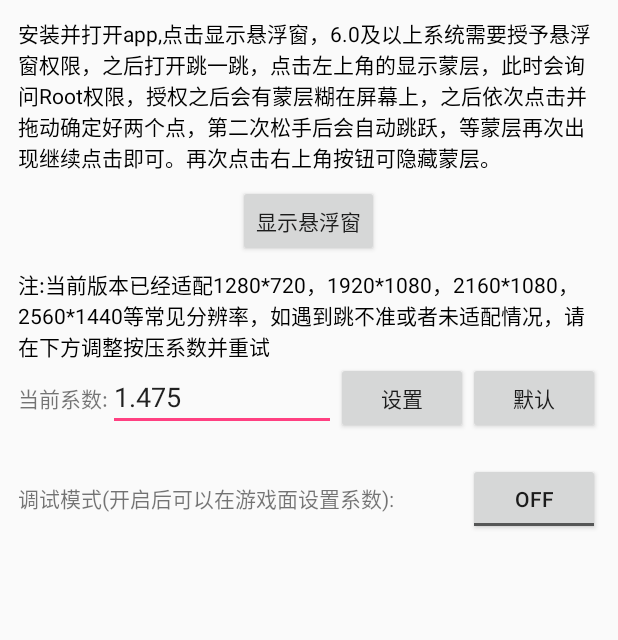
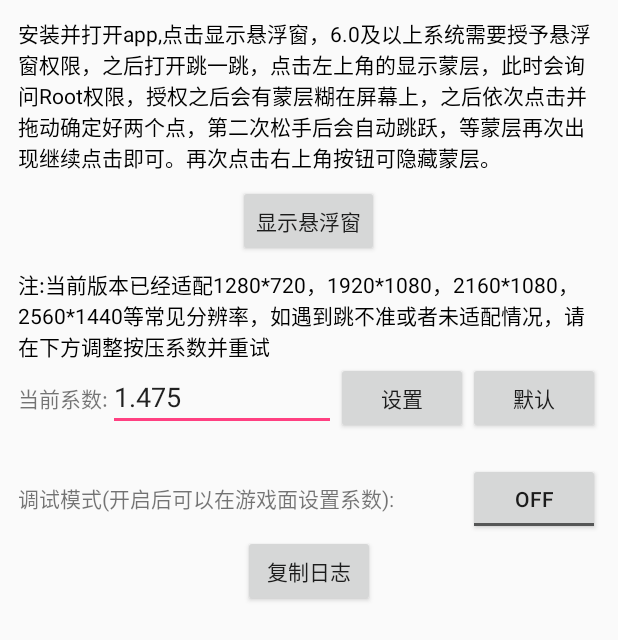
Before and after one commit to ahjsrhj/WechatJump, an Android app: the screen it shows after launch (MainActivity), on a phone screen of 412 x 824 dp. Shown: the top 640 px of the screen. Run offline under Robolectric (Android 15) with nearby library versions, the phone set to English and light mode, and no system bars; libraries missing offline, so code that uses them is left out: com.elvishew.xlog; 2 statements that could not run were skipped.

Commit message:
添加debug相关

```diff
--- a/app/build.gradle
+++ b/app/build.gradle
@@ -56,4 +56,5 @@ dependencies {
     implementation fileTree(dir: 'libs', include: ['*.jar'])
     implementation"org.jetbrains.kotlin:kotlin-stdlib-jre7:$kotlin_version"
     implementation 'com.android.support:appcompat-v7:26.1.0'
+    implementation 'com.elvishew:xlog:1.4.0'
 }
--- a/app/src/main/AndroidManifest.xml
+++ b/app/src/main/AndroidManifest.xml
@@ -5,6 +5,7 @@
     <uses-permission android:name="android.permission.SYSTEM_ALERT_WINDOW" />
 
     <application
+        android:name=".App"
         android:allowBackup="true"
         android:icon="@mipmap/ic_launcher"
         android:label="@string/app_name"
--- a/app/src/main/java/cn/imrhj/wechatjump/App.kt
+++ b/app/src/main/java/cn/imrhj/wechatjump/App.kt
@@ -1,7 +1,27 @@
 package cn.imrhj.wechatjump
+
+import android.app.Application
+import android.util.Log
+import com.elvishew.xlog.LogLevel
+import com.elvishew.xlog.XLog
+import com.elvishew.xlog.printer.AndroidPrinter
+import com.elvishew.xlog.printer.file.FilePrinter
+import java.io.File
 
 /**
  * Created by rhj on 07/01/2018.
  */
-class App {
+class App : Application() {
+
+    override fun onCreate() {
+        super.onCreate()
+        init()
+    }
+
+    private fun init() {
+        val path = File(cacheDir, "log").absolutePath
+        Log.d(Thread.currentThread().name, "class = App rhjlog init: path" + path)
+        val printer = FilePrinter.Builder(path).build()
+        XLog.init(if (BuildConfig.DEBUG) LogLevel.ALL else LogLevel.NONE, printer, AndroidPrinter())
+    }
 }
--- a/app/src/main/java/cn/imrhj/wechatjump/FullScreenView.kt
+++ b/app/src/main/java/cn/imrhj/wechatjump/FullScreenView.kt
@@ -13,6 +13,7 @@ import cn.imrhj.wechatjump.config.Config1280x720
 import cn.imrhj.wechatjump.config.Config1920x1080
 import cn.imrhj.wechatjump.config.Config2160x1080
 import cn.imrhj.wechatjump.config.Config2560x1440
+import com.elvishew.xlog.XLog
 
 /**
  * Created by rhj on 03/01/2018.
@@ -107,7 +108,7 @@ class FullScreenView(context: Context?, height: Int) : RelativeLayout(context) {
         }
 
         mDebugView = View.inflate(context, R.layout.view_debug, null)
-        mCoefficientView = mDebugView.findViewById<TextView>(R.id.tv_coefficient)
+        mCoefficientView = mDebugView.findViewById(R.id.tv_coefficient)
         mCoefficientView.text = mPressCoefficient.toString()
         val upButton = mDebugView.findViewById<Button>(R.id.btn_up)
         val downButton = mDebugView.findViewById<Button>(R.id.btn_down)
@@ -213,6 +214,7 @@ class FullScreenView(context: Context?, height: Int) : RelativeLayout(context) {
     private fun doCommand() {
         // 获取距离
         val distance = Math.sqrt(Math.pow((mX2 - mX1).toDouble(), 2.0) + Math.pow((mY2 - mY1).toDouble(), 2.0))
+        XLog.d("class = FullScreenView rhjlog doCommand: distance =  $distance")
         val pressTime = distance * mPressCoefficient
         val command = "input swipe ${getRdm(mSwipeX1)} ${getRdm(mSwipeY1)} ${getRdm(mSwipeX2)} ${getRdm(mSwipeY2)} ${pressTime.toInt()}"
         this.mCmdListener(command)
--- a/app/src/main/res/layout/activity_main.xml
+++ b/app/src/main/res/layout/activity_main.xml
@@ -81,5 +81,11 @@
 
     </LinearLayout>
 
+    <Button
+        android:id="@+id/debugCopyButton"
+        android:text="复制日志"
+        android:layout_width="wrap_content"
+        android:layout_height="wrap_content" />
+
 
 </LinearLayout>
```
Also changed, not shown: app/src/main/java/cn/imrhj/wechatjump/Commander.kt (+5 -4 lines), app/src/main/java/cn/imrhj/wechatjump/MainActivity.kt (+38 -3 lines).
